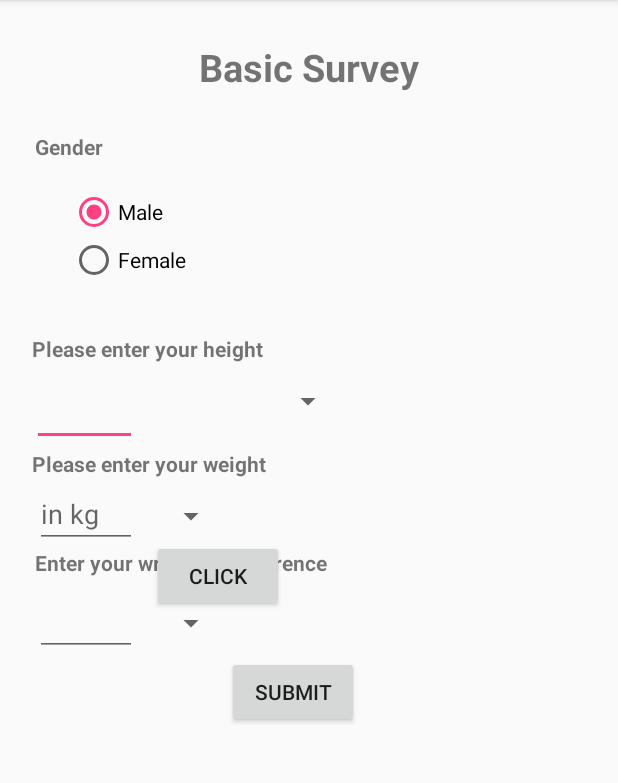
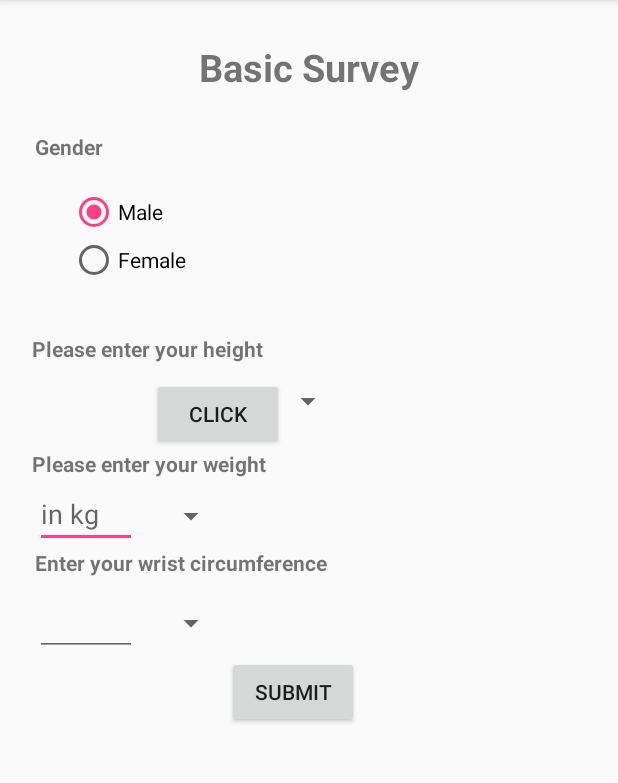
Before and after one commit to Nickydz/Diet-NLSS, an Android app: the BasicSurvey1 screen opened directly, with no data from a screen before it, on a phone screen of 412 x 824 dp, the part 84-867 px from its top. Run offline under Robolectric (Android 15) with nearby library versions, the phone set to English and light mode, and no system bars; our stand-ins replace Volley; network calls fail; 2 statements that could not run were skipped.

Commit message:
numberpicker not working

```diff
--- a/Components/LoginRegister/app/src/main/java/com/example/nickydcruz/loginregister/BasicSurvey1.java
+++ b/Components/LoginRegister/app/src/main/java/com/example/nickydcruz/loginregister/BasicSurvey1.java
@@ -1,15 +1,19 @@
 package com.example.nickydcruz.loginregister;
 
 import android.app.Dialog;
+import android.content.DialogInterface;
 import android.content.Intent;
+import android.support.v7.app.AlertDialog;
 import android.support.v7.app.AppCompatActivity;
 import android.os.Bundle;
+import android.util.Log;
 import android.view.View;
 import android.widget.Button;
 import android.widget.EditText;
 import android.widget.NumberPicker;
 import android.widget.RadioButton;
 import android.widget.RadioGroup;
+import android.widget.TextView;
 import android.widget.Toast;
 
 import com.android.volley.RequestQueue;
@@ -26,9 +30,10 @@ import java.util.Calendar;
 import java.util.Date;
 import java.util.Locale;
 
-public class BasicSurvey1 extends AppCompatActivity  {
+public class BasicSurvey1 extends AppCompatActivity implements NumberPicker.OnValueChangeListener
+  {
 
-    private EditText et;
+    public TextView tv;
     static Dialog d ;
     static String s ="";
 
@@ -50,17 +55,28 @@ public class BasicSurvey1 extends AppCompatActivity  {
 
         final RadioGroup radioSexGroup = (RadioGroup)findViewById(R.id.radgrp);
 
-        final EditText etHeight = (EditText) findViewById(R.id.numpick_bs);
+        final TextView etHeight = (TextView) findViewById(R.id.etht);
+        tv = (TextView) findViewById(R.id.etht);
         final EditText etWeight = (EditText) findViewById(R.id.etWeight);
         final EditText etWristCir = (EditText) findViewById(R.id.etWristCir);
         final Button submit =(Button) findViewById(R.id.btSubmit);
+
+        Button b = (Button) findViewById(R.id.button2);// on click of button display the dialog
+        b.setOnClickListener(new View.OnClickListener()
+        {
+
+            @Override
+            public void onClick(View v) {
+                show();
+            }
+        });
 
         submit.setOnClickListener(new View.OnClickListener() {
             @Override
             public void onClick(View v) {
 
 
-                final String height = etHeight.getText().toString();
+                final String height = tv.getText().toString();
                 final String weight =etWeight.getText().toString();
                 final String wristCir =etWristCir.getText().toString();
 
@@ -117,6 +133,90 @@ public class BasicSurvey1 extends AppCompatActivity  {
 
 
     }
+      @Override
+      public void onValueChange(NumberPicker picker, int oldVal, int newVal) {
+
+          Log.i("value is",""+newVal);
+
+      }
+
+//      public void button2 (View v) {
+//
+//          View v1 = getLayoutInflater().inflate(R.layout.dialog_numpick, null);
+//
+//
+//          final NumberPicker picker = (NumberPicker) v1.findViewById(R.id.numpick_bs);
+//          final NumberPicker picker1 = (NumberPicker) v1.findViewById(R.id.numpick2_bs);
+//          picker.setMinValue(1);
+//          picker.setMaxValue(20);
+//          picker1.setMinValue(1);
+//          picker1.setMaxValue(20);
+//          picker.setWrapSelectorWheel(false);
+//          picker1.setWrapSelectorWheel(false);
+//
+//          AlertDialog.Builder builder = new AlertDialog.Builder(this);
+//          builder.setView(v1);
+//          builder.setTitle("Cantidad");
+//          builder.setPositiveButton(android.R.string.ok, new DialogInterface.OnClickListener() {
+//              public void onClick(DialogInterface dialog, int which) {
+//                  int pickedValue = picker.getValue();
+//                  int pickeValue = picker1.getValue();
+//                  TextView textView = (TextView) findViewById(R.id.etht);
+//                  textView.setText(Integer.parseInt(pickedValue+"."+pickeValue));
+//                  return;
+//              }
+//          });
+//          builder.setNegativeButton(android.R.string.cancel, new DialogInterface.OnClickListener() {
+//              public void onClick(DialogInterface dialog, int which) {
+//                  return;
+//              }
+//          });
+//
+//          AlertDialog dialog = builder.create();
+//          dialog.show();
+//      }
+
+      public String show()
+      {
+
+
+
+          final Dialog d = new Dialog(BasicSurvey1.this);
+          d.setTitle("NumberPicker");
+          d.setContentView(R.layout.dialog_numpick);
+          Button b1 = (Button) d.findViewById(R.id.btset);
+          Button b2 = (Button) d.findViewById(R.id.btCan);
+          final NumberPicker np = (NumberPicker) d.findViewById(R.id.numpick_bs);
+          final NumberPicker np1 = (NumberPicker) d.findViewById(R.id.numpick2_bs);
+          np1.setMaxValue(100);
+          np1.setMinValue(0);
+          np.setMaxValue(100); // max value 100
+          np.setMinValue(0);   // min value 0
+          np.setWrapSelectorWheel(false);
+          np.setOnValueChangedListener(this);
+          b1.setOnClickListener(new View.OnClickListener()
+          {
+              @Override
+              public void onClick(View v) {
+                  s = np.getValue()+"."+np1.getValue();
+                  //tv.setText(s);
+                  //tv.setText(String.valueOf(np.getValue()+"."+np1.getValue())); //set the value to textview
+                  d.dismiss();
+              }
+          });
+          b2.setOnClickListener(new View.OnClickListener()
+          {
+              @Override
+              public void onClick(View v) {
+                  d.dismiss(); // dismiss the dialog
+              }
+          });
+          d.show();
+          return s;
+
+
+      }
+
 
 
 }
--- a/Components/LoginRegister/app/src/main/res/layout/activity_basic_survey1.xml
+++ b/Components/LoginRegister/app/src/main/res/layout/activity_basic_survey1.xml
@@ -1,4 +1,10 @@
 <?xml version="1.0" encoding="utf-8"?>
+<ScrollView
+    xmlns:android="http://schemas.android.com/apk/res/android"
+    xmlns:tools="http://schemas.android.com/tools"
+    android:layout_width="match_parent"
+    android:layout_height="match_parent"
+    >
 <RelativeLayout xmlns:android="http://schemas.android.com/apk/res/android"
     xmlns:tools="http://schemas.android.com/tools"
     android:id="@+id/activity_basic_survey1"
@@ -66,18 +72,18 @@
         android:layout_marginTop="33dp"
         android:id="@+id/tv_bsHeight"
         android:layout_below="@+id/radgrp"
-        android:layout_toEndOf="@+id/radioGroup"
+
         android:textStyle="bold"
         android:layout_marginStart="21dp" />
 
-    <EditText
+    <TextView
         android:layout_width="wrap_content"
         android:layout_height="wrap_content"
         android:minWidth="70dp"
         android:minHeight="30dp"
         android:inputType="numberDecimal|numberSigned"
         android:layout_marginTop="10dp"
-        android:id="@+id/numpick_bs"
+        android:id="@+id/etht"
         android:layout_below="@+id/tv_bsHeight"
         android:layout_alignStart="@+id/tv_bsHeight" />
 
@@ -86,10 +92,12 @@
         android:layout_width="wrap_content"
         android:layout_height="wrap_content"
         android:layout_centerVertical="true"
-        android:layout_alignStart="@+id/numpick_bs"
+        android:layout_alignStart="@+id/etht"
+        android:layout_alignTop="@+id/etht"
+        android:onClick="button2"
         android:layout_toEndOf="@+id/tv_gender"
         android:layout_marginStart="80dp"
-        android:layout_alignRight="@+id/numpick_bs"
+        android:layout_alignRight="@+id/etht"
         android:id="@+id/button2" />
 
     <Spinner
@@ -110,7 +118,7 @@
         android:layout_marginTop="20dp"
         android:id="@+id/tv_bsWeight"
         android:layout_below="@+id/spin_bsHeight"
-        android:layout_toEndOf="@+id/radioGroup"
+
         android:textStyle="bold"
         android:layout_marginStart="21dp" />
 
@@ -122,7 +130,7 @@
         android:layout_alignStart="@+id/tv_gender"
         android:layout_marginTop="1dp"
         android:id="@+id/etWeight"
-        android:layout_alignEnd="@+id/numpick_bs"
+        android:layout_alignEnd="@+id/etht"
         android:hint="in kg" />
 
     <!--<NumberPicker-->
@@ -139,7 +147,7 @@
     <Spinner
         android:layout_width="wrap_content"
         android:layout_height="wrap_content"
-        android:layout_alignRight="@+id/editText"
+
         android:layout_below="@+id/tv_bsWeight"
         android:layout_marginTop="13dp"
         android:layout_marginStart="80dp"
@@ -190,3 +198,4 @@
 
 
 </RelativeLayout>
+</ScrollView>
--- a/Components/LoginRegister/app/src/main/res/layout/dialog_numpick.xml
+++ b/Components/LoginRegister/app/src/main/res/layout/dialog_numpick.xml
@@ -19,6 +19,7 @@
         android:layout_marginTop="20dp"
         android:layout_marginLeft="20dp"
         android:layout_alignParentBottom="true"
+
         android:layout_toEndOf="@+id/btCan"
         android:layout_marginBottom="116dp" />
 
```
Also changed, not shown: Components/LoginRegister/app/src/main/res/layout/activity_login.xml (+7 -0 lines), Components/LoginRegister/app/src/main/res/layout/activity_register.xml (+7 -0 lines).
